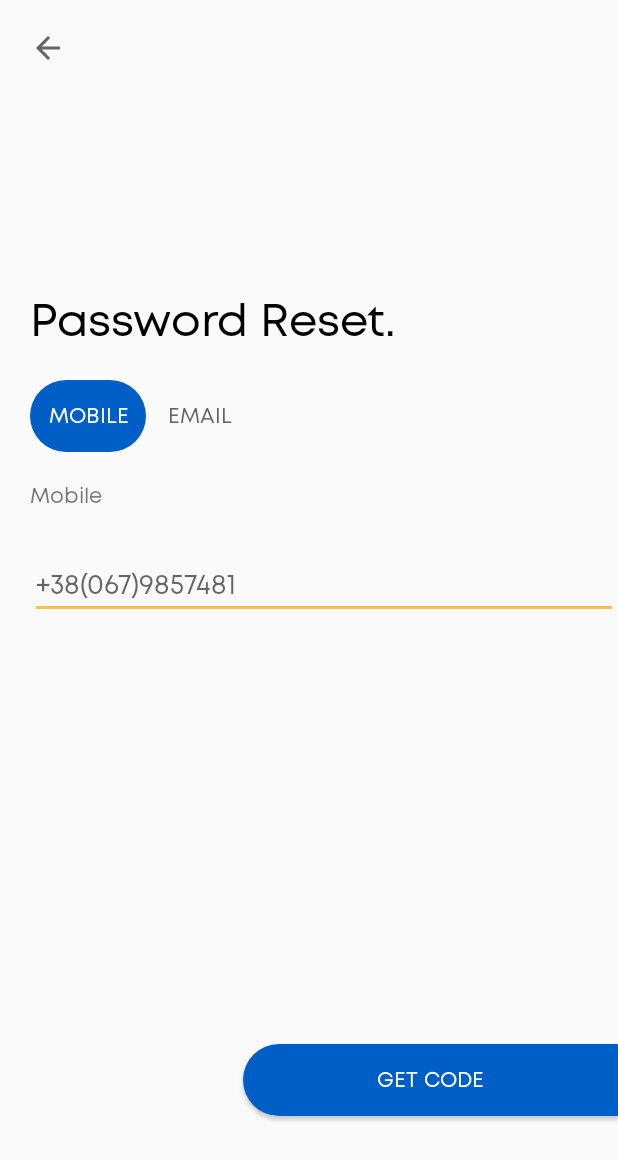
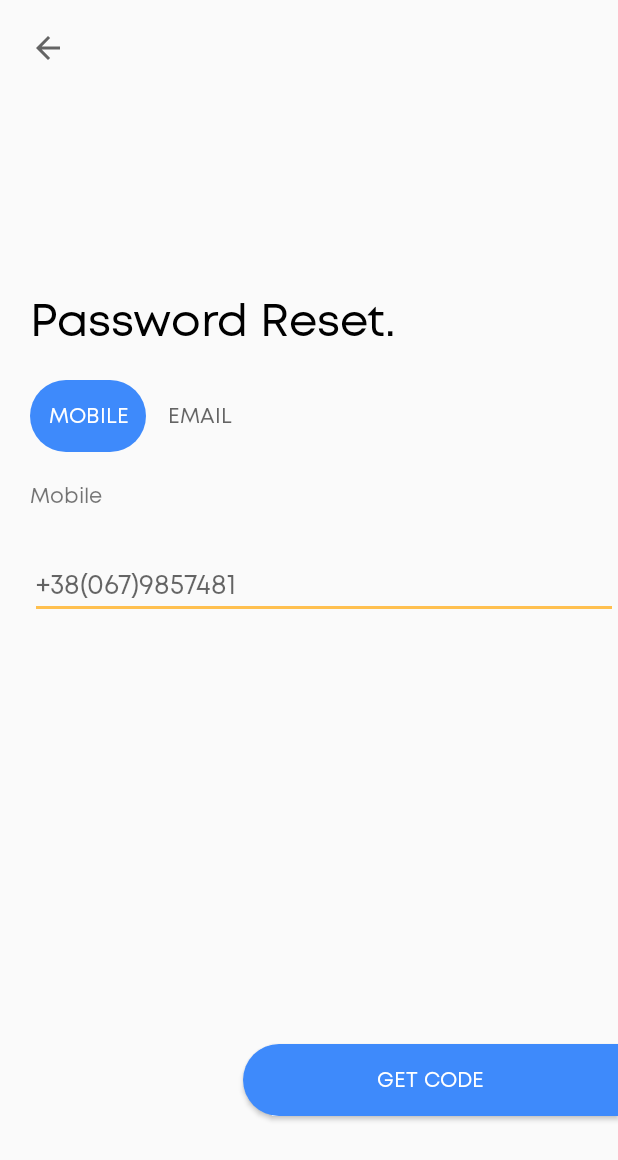
Before and after one commit to definitelyme/iwatch, an Android app: the MobileVerificationFragment screen opened directly, with no data from a screen before it, on a phone screen of 412 x 824 dp. Shown: the top 1160 px of the screen. Run offline under Robolectric (Android 15) with nearby library versions, the phone set to English and light mode, and no system bars.

Commit message:
Color Change to Primary

```diff
--- a/app/src/main/res/drawable/primary_button.xml
+++ b/app/src/main/res/drawable/primary_button.xml
@@ -5,7 +5,7 @@
             <corners
                 android:bottomLeftRadius="50dp"
                 android:topLeftRadius="50dp"/>
-            <solid android:color="@color/colorPrimaryDark"/>
+            <solid android:color="@color/colorPrimary"/>
         </shape>
     </item>
 </selector>
--- a/app/src/main/res/drawable/tab_background.xml
+++ b/app/src/main/res/drawable/tab_background.xml
@@ -4,7 +4,7 @@
         <shape android:shape="rectangle" >
             <corners
                 android:radius="50dp"/>
-            <solid android:color="@color/colorPrimaryDark"/>
+            <solid android:color="@color/colorPrimary"/>
         </shape>
     </item>
 </selector>
--- a/app/src/main/res/layout/activity_verification.xml
+++ b/app/src/main/res/layout/activity_verification.xml
@@ -69,12 +69,12 @@
                 android:cursorVisible="true"
                 android:inputType="text"
                 android:padding="20dp"
-                android:textColor="@color/colorPrimaryDark"
+                android:textColor="@color/colorPrimary"
                 android:textSize="24sp"
                 android:textStyle="bold"
-                app:cursorColor="@color/colorPrimaryDark"
+                app:cursorColor="@color/colorPrimary"
                 app:cursorWidth="2dp"
-                app:lineColor="@color/colorPrimaryDark"
+                app:lineColor="@color/colorPrimary"
                 app:lineWidth="1dp"
                 app:viewType="rectangle" />
 
```
